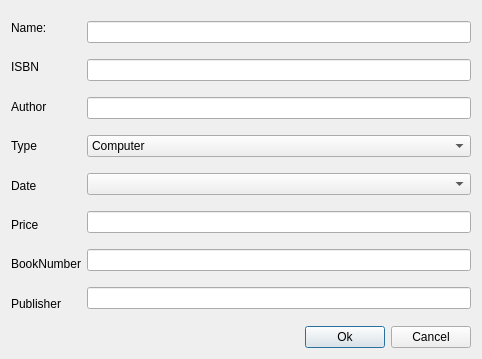
Qt form sourcecode/dnewbook.ui (LiuzhouChan/database-Project-with-QT) before a commit.
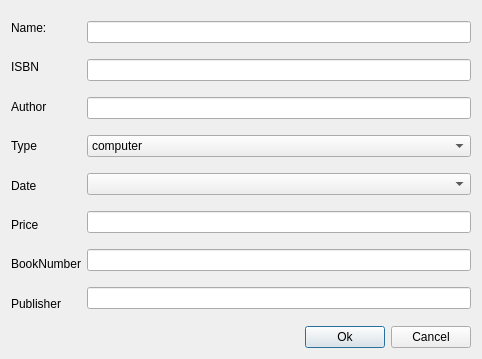
The same form after that commit. Custom widgets are drawn as their Qt base class.

What changed in the file:
```diff
--- a/sourcecode/dnewbook.ui
+++ b/sourcecode/dnewbook.ui
@@ -91,7 +91,7 @@
         <widget class="QComboBox" name="comboBox">
          <item>
           <property name="text">
-           <string>Computer</string>
+           <string>computer</string>
           </property>
          </item>
          <item>
```
Left out of the diff: 8 changed lines with no effect on the pictures.
